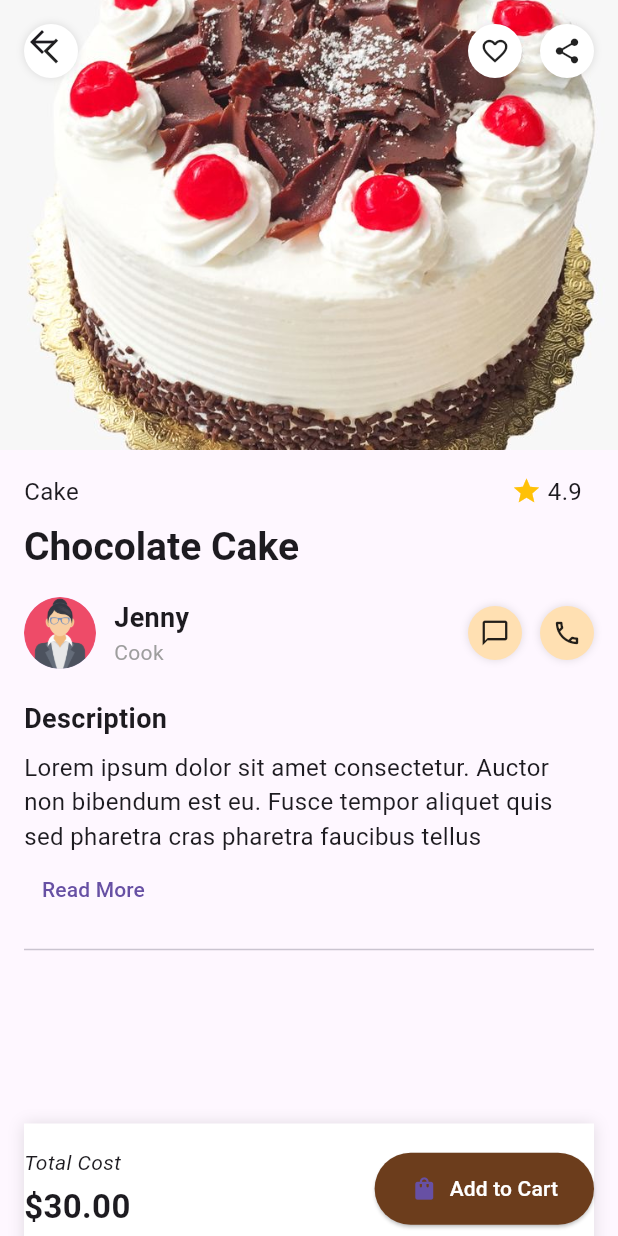
After one commit to DavidFlores79/business_app, a Flutter app: the ProductDetailPage screen opened directly, on a phone screen of 412 x 824 dp. The commit adds this screen. Run offline on Flutter 3.47's test engine with Material 3 defaults, Android fonts, the phone set to English and light mode, and no system bars; our stand-ins replace cached_network_image, dartz, dio, equatable, flutter_bloc, flutter_secure_storage and 2 more; accounts and stored records are empty; network calls fail.

Commit message:
feat: product detal page

```diff
--- a/lib/core/config/routes/app_router.dart
+++ b/lib/core/config/routes/app_router.dart
@@ -1,3 +1,4 @@
+import 'package:business_app/features/product/presentation/pages/product_detail_page.dart';
 import 'package:business_app/features/product/presentation/pages/store_page.dart';
 import 'package:flutter/material.dart';
 import 'package:flutter_bloc/flutter_bloc.dart';
@@ -22,6 +23,15 @@ class AppRouter {
         path: '/store',
         name: 'store',
         builder: (context, state) => const StorePage(),
+      ),
+      GoRoute(
+        path: '/product-detail/:productId', // 👈 Recibe un parámetro
+        builder: (context, state) {
+          final productId = state.pathParameters['productId']!;
+          return ProductDetailPage(
+            productId: productId,
+          ); // Pásalo al constructor
+        },
       ),
 
       /// ✅ Ruta protegida: Checkout (requiere token)
--- /dev/null
+++ b/lib/features/product/presentation/pages/product_detail_page.dart
@@ -0,0 +1,234 @@
+import 'package:flutter/material.dart';
+
+class ProductDetailPage extends StatelessWidget {
+  final String? productId; // 👈 Puede ser nulo
+
+  const ProductDetailPage({super.key, this.productId});
+
+  @override
+  Widget build(BuildContext context) {
+    final theme = Theme.of(context);
+
+    return Scaffold(
+      body: SafeArea(
+        child: CustomScrollView(
+          slivers: [
+            // 🔝 AppBar con imagen colapsable
+            SliverAppBar(
+              pinned: true,
+              expandedHeight: 300,
+              backgroundColor: Colors.white,
+              flexibleSpace: FlexibleSpaceBar(
+                background: Stack(
+                  fit: StackFit.expand,
+                  children: [
+                    Image.asset('assets/images/cake.jpg', fit: BoxFit.cover),
+                    Positioned(
+                      top: 16,
+                      left: 16,
+                      child: _circleButton(
+                        icon: Icons.arrow_back_ios_new,
+                        onTap: () {},
+                      ),
+                    ),
+                    Positioned(
+                      top: 16,
+                      right: 16,
+                      child: Row(
+                        children: [
+                          _circleButton(
+                            icon: Icons.favorite_border,
+                            onTap: () {},
+                          ),
+                          const SizedBox(width: 12),
+                          _circleButton(icon: Icons.share, onTap: () {}),
+                        ],
+                      ),
+                    ),
+                  ],
+                ),
+              ),
+            ),
+
+            // 🔽 Contenido scrollable
+            SliverToBoxAdapter(
+              child: Padding(
+                padding: const EdgeInsets.all(16),
+                child: Column(
+                  crossAxisAlignment: CrossAxisAlignment.start,
+                  children: [
+                    // Categoría + rating
+                    Row(
+                      children: [
+                        const Text('Cake', style: TextStyle(fontSize: 16)),
+                        const Spacer(),
+                        const Icon(Icons.star, color: Colors.amber, size: 20),
+                        const SizedBox(width: 4),
+                        const Text('4.9', style: TextStyle(fontSize: 16)),
+                        const SizedBox(width: 8),
+                        // Image.asset('assets/icons/flag_india.png', width: 24),
+                      ],
+                    ),
+                    const SizedBox(height: 8),
+
+                    Text(
+                      'Chocolate Cake',
+                      style: theme.textTheme.headlineSmall?.copyWith(
+                        fontWeight: FontWeight.bold,
+                        fontSize: 26,
+                      ),
+                    ),
+                    const SizedBox(height: 16),
+
+                    // Vendedor
+                    Row(
+                      children: [
+                        const CircleAvatar(
+                          radius: 24,
+                          backgroundImage: AssetImage(
+                            'assets/images/woman.png',
+                          ),
+                        ),
+                        const SizedBox(width: 12),
+                        Column(
+                          crossAxisAlignment: CrossAxisAlignment.start,
+                          children: const [
+                            Text(
+                              'Jenny',
+                              style: TextStyle(
+                                fontSize: 18,
+                                fontWeight: FontWeight.w600,
+                              ),
+                            ),
+                            Text(
+                              'Cook',
+                              style: TextStyle(
+                                fontSize: 14,
+                                color: Colors.grey,
+                              ),
+                            ),
+                          ],
+                        ),
+                        const Spacer(),
+                        _circleButton(
+                          icon: Icons.chat_bubble_outline,
+                          onTap: () {},
+                          bgColor: Colors.orange.shade100,
+                        ),
+                        const SizedBox(width: 12),
+                        _circleButton(
+                          icon: Icons.phone_outlined,
+                          onTap: () {},
+                          bgColor: Colors.orange.shade100,
+                        ),
+                      ],
+                    ),
+                    const SizedBox(height: 20),
+
+                    const Text(
+                      'Description',
+                      style: TextStyle(
+                        fontWeight: FontWeight.bold,
+                        fontSize: 18,
+                      ),
+                    ),
+                    const SizedBox(height: 8),
+                    const Text(
+                      'Lorem ipsum dolor sit amet consectetur. Auctor non bibendum est eu. '
+                      'Fusce tempor aliquet quis sed pharetra cras pharetra faucibus tellus',
+                      style: TextStyle(fontSize: 16),
+                      maxLines: 3,
+                      overflow: TextOverflow.ellipsis,
+                    ),
+                    TextButton(
+                      onPressed: () {},
+                      child: const Text('Read More'),
+                    ),
+                    const Divider(height: 32),
+                    const SizedBox(
+                      height: 100,
+                    ), // Padding para evitar tapado por el footer
+                    Container(
+                      padding: const EdgeInsets.symmetric(
+                        // horizontal: 20,
+                        vertical: 16,
+                      ),
+                      decoration: const BoxDecoration(
+                        color: Colors.white,
+                        boxShadow: [
+                          BoxShadow(color: Colors.black12, blurRadius: 8),
+                        ],
+                      ),
+                      child: Row(
+                        children: [
+                          Column(
+                            crossAxisAlignment: CrossAxisAlignment.start,
+                            children: const [
+                              Text(
+                                'Total Cost',
+                                style: TextStyle(
+                                  fontStyle: FontStyle.italic,
+                                  fontSize: 14,
+                                ),
+                              ),
+                              SizedBox(height: 4),
+                              Text(
+                                '\$30.00',
+                                style: TextStyle(
+                                  fontSize: 22,
+                                  fontWeight: FontWeight.bold,
+                                ),
+                              ),
+                            ],
+                          ),
+                          const Spacer(),
+                          ElevatedButton.icon(
+                            onPressed: () {},
+                            icon: const Icon(Icons.shopping_bag),
+                            label: const Text(
+                              'Add to Cart',
+                              style: TextStyle(color: Colors.white),
+                            ),
+                            style: ElevatedButton.styleFrom(
+                              backgroundColor: Color(0xFF6C3D1C),
+                              padding: const EdgeInsets.symmetric(
+                                horizontal: 24,
+                                vertical: 14,
+                              ),
+                              shape: RoundedRectangleBorder(
+                                borderRadius: BorderRadius.circular(30),
+                              ),
+                            ),
+                          ),
+                        ],
+                      ),
+                    ),
+                  ],
+                ),
+              ),
+            ),
+          ],
+        ),
+      ),
+    );
+  }
+
+  Widget _circleButton({
+    required IconData icon,
+    required VoidCallback onTap,
+    Color? bgColor,
+  }) {
+    return GestureDetector(
+      onTap: onTap,
+      child: Container(
+        padding: const EdgeInsets.all(8),
+        decoration: BoxDecoration(
+          color: bgColor ?? Colors.white,
+          shape: BoxShape.circle,
+          boxShadow: [BoxShadow(color: Colors.black12, blurRadius: 4)],
+        ),
+        child: Icon(icon, size: 20),
+      ),
+    );
+  }
+}
--- a/lib/features/product/presentation/pages/store_page.dart
+++ b/lib/features/product/presentation/pages/store_page.dart
@@ -6,6 +6,7 @@ import 'package:business_app/features/product/presentation/bloc/categories/categ
 import 'package:cached_network_image/cached_network_image.dart';
 import 'package:flutter/material.dart';
 import 'package:flutter_bloc/flutter_bloc.dart';
+import 'package:go_router/go_router.dart';
 import '../bloc/products/product_bloc.dart';
 import '../bloc/products/product_event.dart';
 import '../bloc/products/product_state.dart';
@@ -198,6 +199,7 @@ class _HomeHeader extends StatelessWidget {
                 children: [
                   Expanded(
                     child: TextField(
+                      onTap: () {},
                       decoration: InputDecoration(
                         hintText: 'Search',
                         hintStyle: TextStyle(color: Colors.grey[600]),
@@ -433,11 +435,15 @@ class ProductCard extends StatelessWidget {
 
   @override
   Widget build(BuildContext context) {
-    return Container(
+    return GestureDetector(
+      onTap: () => context.go('/product-detail/${product.id}'),
+      child: Container(
         width: 180,
         margin: const EdgeInsets.only(right: 16),
         child: Card(
-        shape: RoundedRectangleBorder(borderRadius: BorderRadius.circular(15)),
+          shape: RoundedRectangleBorder(
+            borderRadius: BorderRadius.circular(15),
+          ),
           elevation: 3,
           shadowColor: Colors.grey.withOpacity(0.3),
           child: Column(
@@ -487,11 +493,17 @@ class ProductCard extends StatelessWidget {
                         ),
                         child: Row(
                           children: [
-                          const Icon(Icons.star, color: Colors.amber, size: 16),
+                            const Icon(
+                              Icons.star,
+                              color: Colors.amber,
+                              size: 16,
+                            ),
                             const SizedBox(width: 4),
                             Text(
                               product.rating.toString(),
-                            style: const TextStyle(fontWeight: FontWeight.bold),
+                              style: const TextStyle(
+                                fontWeight: FontWeight.bold,
+                              ),
                             ),
                           ],
                         ),
@@ -557,7 +569,9 @@ class ProductCard extends StatelessWidget {
                               // Acción al presionar el botón
                               ScaffoldMessenger.of(context).showSnackBar(
                                 SnackBar(
-                                content: Text('${product.name} added to cart'),
+                                  content: Text(
+                                    '${product.name} added to cart',
+                                  ),
                                 ),
                               );
                             },
@@ -571,6 +585,7 @@ class ProductCard extends StatelessWidget {
             ],
           ),
         ),
+      ),
     );
   }
 }
```
Also changed, not shown: assets/images/cake.jpg (added), assets/images/woman.png (added), 1 other file. Lines whose indentation alone changed are shown as unchanged.
